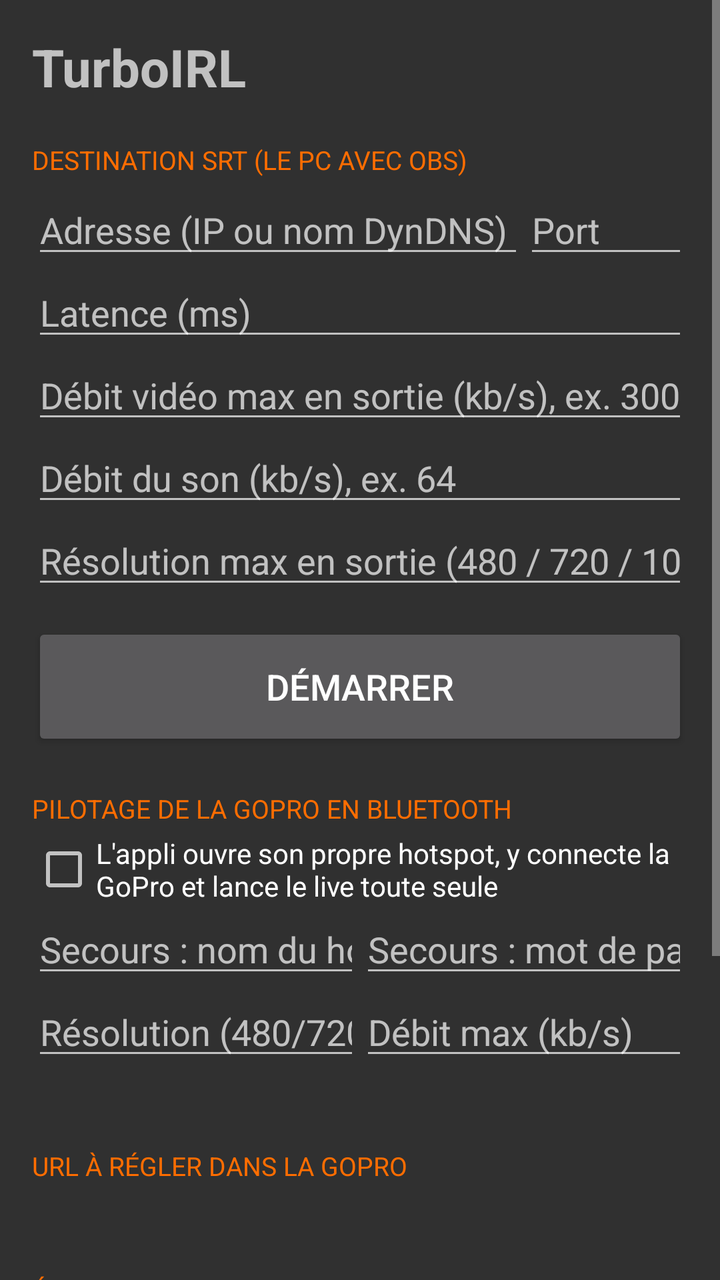
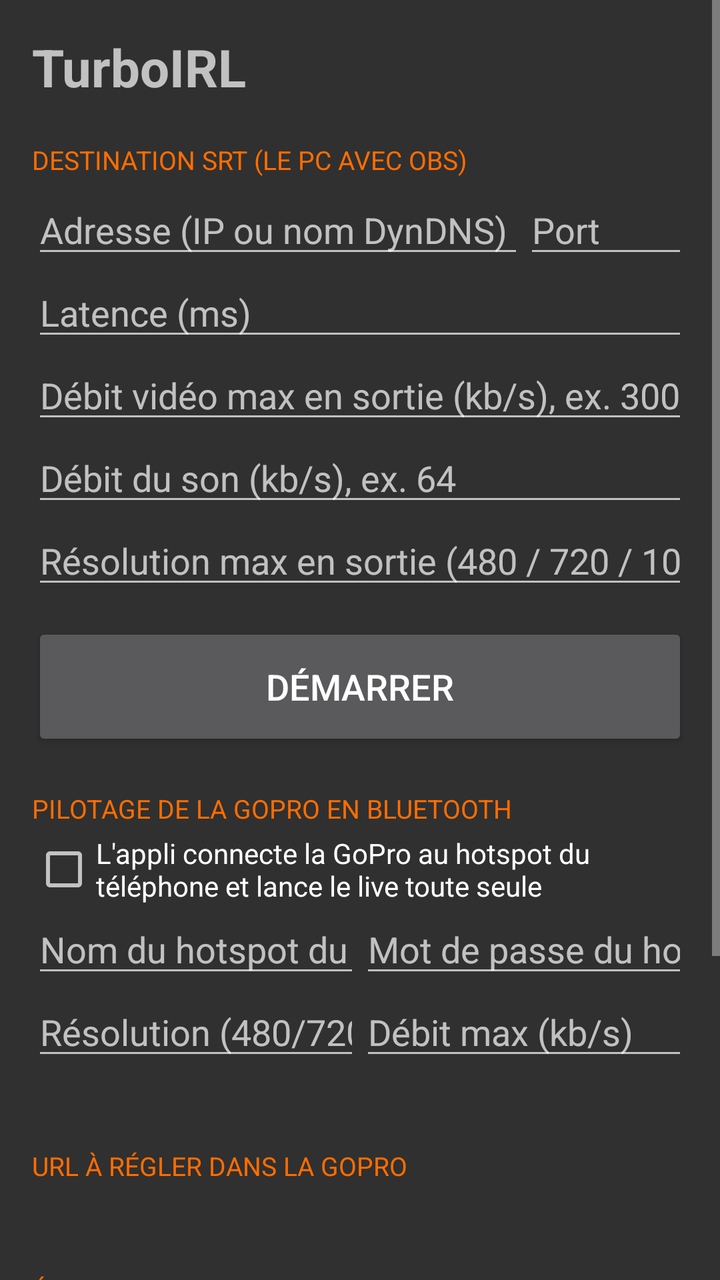

Two renders of the same Android screen: before a commit and after it. Below are the layout's source before the change and the commit's diff.
<!-- AndroidManifest.xml: application theme AppTheme -->
<!-- res/layout/activity_main.xml -->
<?xml version="1.0" encoding="utf-8"?>
<ScrollView xmlns:android="http://schemas.android.com/apk/res/android"
    android:layout_width="match_parent"
    android:layout_height="match_parent"
    android:fitsSystemWindows="true">

    <LinearLayout
        android:layout_width="match_parent"
        android:layout_height="wrap_content"
        android:orientation="vertical"
        android:padding="16dp">

        <TextView
            android:layout_width="wrap_content"
            android:layout_height="wrap_content"
            android:text="TurboIRL"
            android:textSize="26sp"
            android:textStyle="bold" />

        <TextView
            style="@style/SectionTitle"
            android:text="Destination SRT (le PC avec OBS)" />

        <LinearLayout
            android:layout_width="match_parent"
            android:layout_height="wrap_content"
            android:orientation="horizontal">

            <EditText
                android:id="@+id/srtHost"
                android:layout_width="0dp"
                android:layout_height="wrap_content"
                android:layout_weight="3"
                android:hint="Adresse (IP ou nom DynDNS)"
                android:importantForAutofill="no"
                android:inputType="textUri"
                android:singleLine="true" />

            <EditText
                android:id="@+id/srtPort"
                android:layout_width="0dp"
                android:layout_height="wrap_content"
                android:layout_weight="1"
                android:hint="Port"
                android:importantForAutofill="no"
                android:inputType="number"
                android:singleLine="true" />
        </LinearLayout>

        <LinearLayout
            android:layout_width="match_parent"
            android:layout_height="wrap_content"
            android:orientation="horizontal">

            <EditText
                android:id="@+id/srtLatency"
                android:layout_width="0dp"
                android:layout_height="wrap_content"
                android:layout_weight="1"
                android:hint="Latence (ms)"
                android:importantForAutofill="no"
                android:inputType="number"
                android:singleLine="true" />

        </LinearLayout>

        <EditText
            android:id="@+id/outMaxKbps"
            android:layout_width="match_parent"
            android:layout_height="wrap_content"
            android:hint="Débit vidéo max en sortie (kb/s), ex. 3000"
            android:importantForAutofill="no"
            android:inputType="number"
            android:singleLine="true" />

        <EditText
            android:id="@+id/audioKbps"
            android:layout_width="match_parent"
            android:layout_height="wrap_content"
            android:hint="Débit du son (kb/s), ex. 64"
            android:importantForAutofill="no"
            android:inputType="number"
            android:singleLine="true" />

        <EditText
            android:id="@+id/outMaxHeight"
            android:layout_width="match_parent"
            android:layout_height="wrap_content"
            android:hint="Résolution max en sortie (480 / 720 / 1080)"
            android:importantForAutofill="no"
            android:inputType="number"
            android:singleLine="true" />

        <Button
            android:id="@+id/toggle"
            android:layout_width="match_parent"
            android:layout_height="64dp"
            android:layout_marginTop="12dp"
            android:text="Démarrer"
            android:textSize="18sp" />

        <TextView
            style="@style/SectionTitle"
            android:text="Pilotage de la GoPro en Bluetooth" />

        <CheckBox
            android:id="@+id/goproEnabled"
            android:layout_width="match_parent"
            android:layout_height="wrap_content"
            android:text="L'appli ouvre son propre hotspot, y connecte la GoPro et lance le live toute seule" />

        <LinearLayout
            android:layout_width="match_parent"
            android:layout_height="wrap_content"
            android:orientation="horizontal">

            <EditText
                android:id="@+id/goproSsid"
                android:layout_width="0dp"
                android:layout_height="wrap_content"
                android:layout_weight="1"
                android:hint="Secours : nom du hotspot du téléphone"
                android:importantForAutofill="no"
                android:inputType="textNoSuggestions"
                android:singleLine="true" />

            <EditText
                android:id="@+id/goproPassword"
                android:layout_width="0dp"
                android:layout_height="wrap_content"
                android:layout_weight="1"
                android:hint="Secours : mot de passe"
                android:importantForAutofill="no"
                android:inputType="textVisiblePassword"
                android:singleLine="true" />
        </LinearLayout>

        <LinearLayout
            android:layout_width="match_parent"
            android:layout_height="wrap_content"
            android:orientation="horizontal">

            <EditText
                android:id="@+id/goproResolution"
                android:layout_width="0dp"
                android:layout_height="wrap_content"
                android:layout_weight="1"
                android:hint="Résolution (480/720/1080)"
                android:importantForAutofill="no"
                android:inputType="number"
                android:singleLine="true" />

            <EditText
                android:id="@+id/goproMaxKbps"
                android:layout_width="0dp"
                android:layout_height="wrap_content"
                android:layout_weight="1"
                android:hint="Débit max (kb/s)"
                android:importantForAutofill="no"
                android:inputType="number"
                android:singleLine="true" />
        </LinearLayout>

        <TextView
            android:id="@+id/goproStatus"
            android:layout_width="match_parent"
            android:layout_height="wrap_content"
            android:fontFamily="monospace"
            android:textSize="14sp" />

        <TextView
            style="@style/SectionTitle"
            android:text="URL à régler dans la GoPro" />

        <TextView
            android:id="@+id/rtmpUrl"
            android:layout_width="match_parent"
            android:layout_height="wrap_content"
            android:fontFamily="monospace"
            android:textIsSelectable="true"
            android:textSize="15sp" />

        <TextView
            style="@style/SectionTitle"
            android:text="État" />

        <TextView
            android:id="@+id/status"
            android:layout_width="match_parent"
            android:layout_height="wrap_content"
            android:fontFamily="monospace"
            android:textSize="14sp" />

        <Button
            android:id="@+id/battery"
            android:layout_width="match_parent"
            android:layout_height="wrap_content"
            android:layout_marginTop="12dp"
            android:text="Autoriser l'exécution en arrière-plan" />

        <TextView
            style="@style/SectionTitle"
            android:text="Journal" />

        <Button
            android:id="@+id/share"
            android:layout_width="match_parent"
            android:layout_height="wrap_content"
            android:text="Partager le journal (Discord…)" />

        <TextView
            android:id="@+id/log"
            android:layout_width="match_parent"
            android:layout_height="wrap_content"
            android:fontFamily="monospace"
            android:textIsSelectable="true"
            android:textSize="11sp" />
    </LinearLayout>
</ScrollView>
<!-- resources referenced by this layout -->
<resources>
  <style name="SectionTitle">
          <item name="android:layout_width">wrap_content</item>
          <item name="android:layout_height">wrap_content</item>
          <item name="android:layout_marginTop">20dp</item>
          <item name="android:layout_marginBottom">4dp</item>
          <item name="android:textColor">#FF6D00</item>
          <item name="android:textSize">13sp</item>
          <item name="android:textAllCaps">true</item>
      </style>
  <style name="AppTheme" parent="android:Theme.Material.NoActionBar">
          <item name="android:colorAccent">#FF6D00</item>
      </style>
</resources>

<!-- the commit's change to res/layout/activity_main.xml (unified diff, before → after) -->
@@ -107,7 +107,7 @@
             android:id="@+id/goproEnabled"
             android:layout_width="match_parent"
             android:layout_height="wrap_content"
-            android:text="L'appli ouvre son propre hotspot, y connecte la GoPro et lance le live toute seule" />
+            android:text="L'appli connecte la GoPro au hotspot du téléphone et lance le live toute seule" />
 
         <LinearLayout
             android:layout_width="match_parent"
@@ -119,7 +119,7 @@
                 android:layout_width="0dp"
                 android:layout_height="wrap_content"
                 android:layout_weight="1"
-                android:hint="Secours : nom du hotspot du téléphone"
+                android:hint="Nom du hotspot du téléphone (SSID)"
                 android:importantForAutofill="no"
                 android:inputType="textNoSuggestions"
                 android:singleLine="true" />
@@ -129,7 +129,7 @@
                 android:layout_width="0dp"
                 android:layout_height="wrap_content"
                 android:layout_weight="1"
-                android:hint="Secours : mot de passe"
+                android:hint="Mot de passe du hotspot"
                 android:importantForAutofill="no"
                 android:inputType="textVisiblePassword"
                 android:singleLine="true" />
@@ -160,6 +160,13 @@
                 android:inputType="number"
                 android:singleLine="true" />
         </LinearLayout>
+
+        <Button
+            android:id="@+id/tethering"
+            android:layout_width="match_parent"
+            android:layout_height="wrap_content"
+            android:visibility="gone"
+            android:text="Partage de connexion éteint : ouvrir les réglages" />
 
         <TextView
             android:id="@+id/goproStatus"
